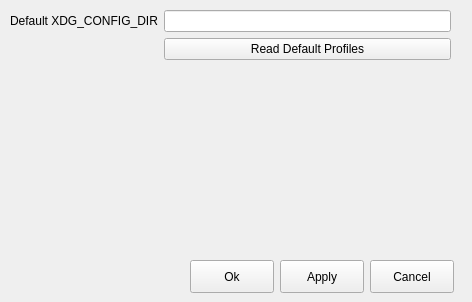
The window that src/settingsdialog.ui (KDE/confine) describes before a commit, drawn with Qt 5.
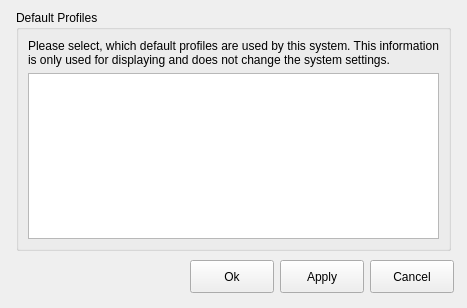
The same window after the commit.

Commit message: redesign of the settings form

Diff of the .ui file:
```diff
--- a/src/settingsdialog.ui
+++ b/src/settingsdialog.ui
@@ -6,8 +6,8 @@
    <rect>
     <x>0</x>
     <y>0</y>
-    <width>472</width>
-    <height>302</height>
+    <width>467</width>
+    <height>308</height>
    </rect>
   </property>
   <property name="windowTitle">
@@ -62,21 +62,40 @@
     </rect>
    </property>
    <layout class="QFormLayout" name="formLayout">
-    <item row="0" column="1">
-     <widget class="QLineEdit" name="defaultXDGConfigDir"/>
-    </item>
-    <item row="0" column="0">
-     <widget class="QLabel" name="label">
-      <property name="text">
-       <string>Default XDG_CONFIG_DIR</string>
+    <item row="1" column="0">
+     <widget class="QFrame" name="frame">
+      <property name="frameShape">
+       <enum>QFrame::StyledPanel</enum>
+      </property>
+      <property name="frameShadow">
+       <enum>QFrame::Raised</enum>
       </property>
      </widget>
     </item>
     <item row="1" column="1">
-     <widget class="QPushButton" name="readDefaultProfiles">
-      <property name="text">
-       <string>Read Default Profiles</string>
+     <widget class="QGroupBox" name="gbElements">
+      <property name="title">
+       <string>Default Profiles</string>
       </property>
+      <layout class="QVBoxLayout" name="verticalLayout_3">
+       <item>
+        <widget class="QLabel" name="label_2">
+         <property name="text">
+          <string>Please select, which default profiles are used by this system. This information is only used for displaying and does not change the system settings.</string>
+         </property>
+         <property name="wordWrap">
+          <bool>true</bool>
+         </property>
+        </widget>
+       </item>
+       <item>
+        <widget class="QListWidget" name="profileList">
+         <property name="dragDropMode">
+          <enum>QAbstractItemView::InternalMove</enum>
+         </property>
+        </widget>
+       </item>
+      </layout>
      </widget>
     </item>
    </layout>
```
The commit also changes 3 other files.
